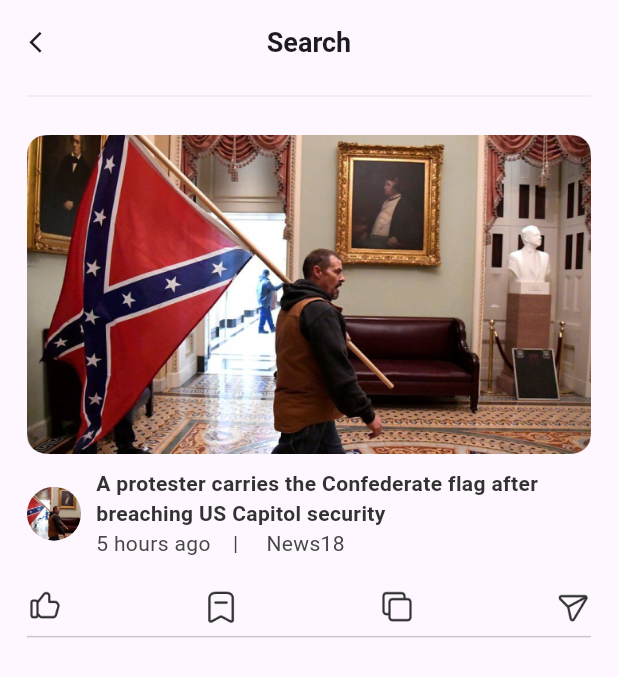
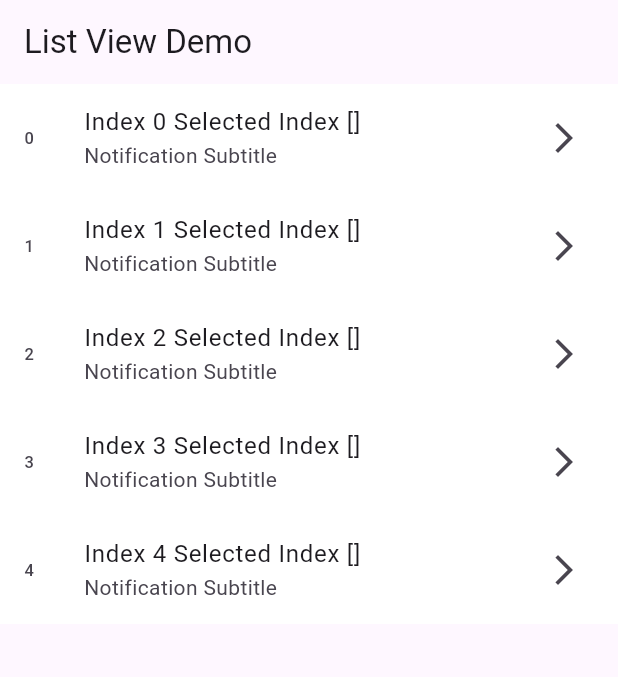
Before and after one commit to MuhammadAliKust/Hamza-Shawal-Project, a Flutter app: the screen it shows after launch, on a phone screen of 412 x 824 dp. Shown: the top 677 px of the screen. Run offline on Flutter 3.47's test engine with Material 3 defaults, Android fonts, the phone set to English and light mode, and no system bars.

Commit message:
Multiple Selection Done

```diff
--- a/lib/main.dart
+++ b/lib/main.dart
@@ -1,5 +1,6 @@
 import 'package:demo_project/list_view.dart';
 import 'package:demo_project/login_view.dart';
+import 'package:demo_project/multiple_selection_list_view.dart';
 import 'package:demo_project/search_view.dart';
 import 'package:demo_project/test.dart';
 import 'package:flutter/material.dart';
@@ -14,7 +15,7 @@ class MyApp extends StatelessWidget {
   @override
   Widget build(BuildContext context) {
     return MaterialApp(
-      home: SearchView(),
+      home: MultipleSelectionListViewDemo(),
 
     );
   }
--- /dev/null
+++ b/lib/multiple_selection_list_view.dart
@@ -0,0 +1,43 @@
+import 'package:flutter/material.dart';
+
+class MultipleSelectionListViewDemo extends StatefulWidget {
+  const MultipleSelectionListViewDemo({super.key});
+
+  @override
+  State<MultipleSelectionListViewDemo> createState() =>
+      _MultipleSelectionListViewDemoState();
+}
+
+class _MultipleSelectionListViewDemoState
+    extends State<MultipleSelectionListViewDemo> {
+  List<int> selectedIndex = [];
+
+  @override
+  Widget build(BuildContext context) {
+    return Scaffold(
+      appBar: AppBar(
+        title: Text("List View Demo"),
+      ),
+      body: ListView.builder(
+          itemCount: 5,
+          itemBuilder: (context, i) {
+            return ListTile(
+              onTap: () {
+                if (selectedIndex.contains(i)) {
+                  selectedIndex.remove(i);
+                } else {
+                  selectedIndex.add(i);
+                }
+
+                setState(() {});
+              },
+              leading: Text(i.toString()),
+              title: Text("Index $i Selected Index $selectedIndex"),
+              subtitle: Text("Notification Subtitle"),
+              trailing: Icon(Icons.arrow_forward_ios),
+              tileColor: selectedIndex.contains(i) ? Colors.blue : Colors.white,
+            );
+          }),
+    );
+  }
+}
```
